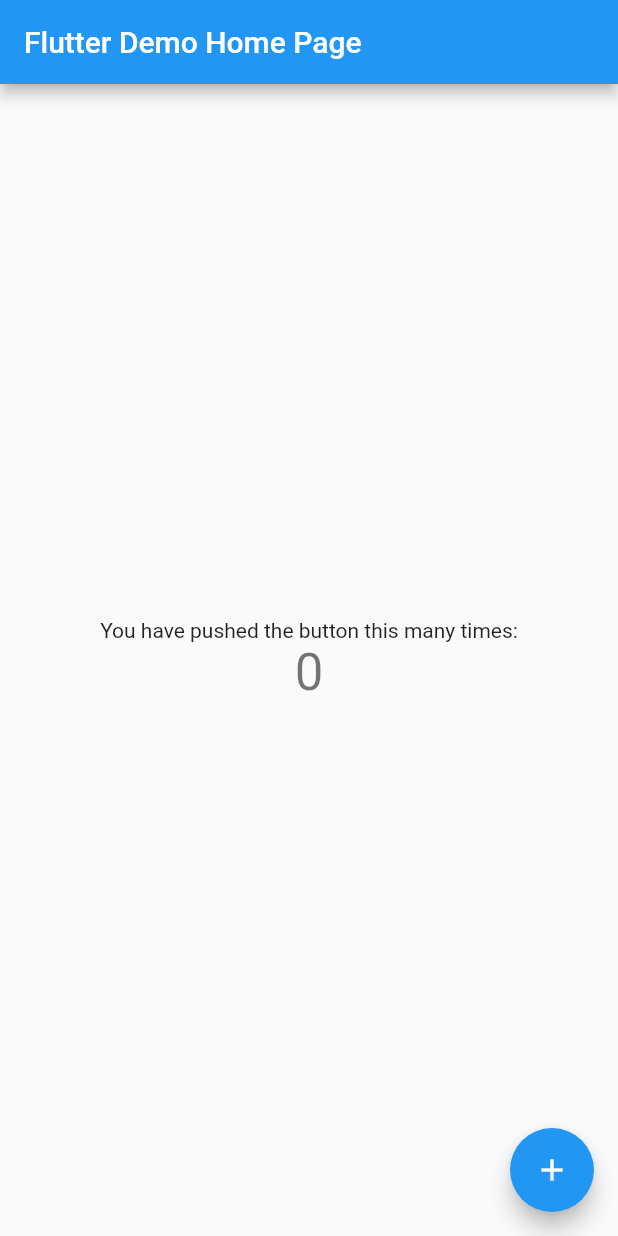
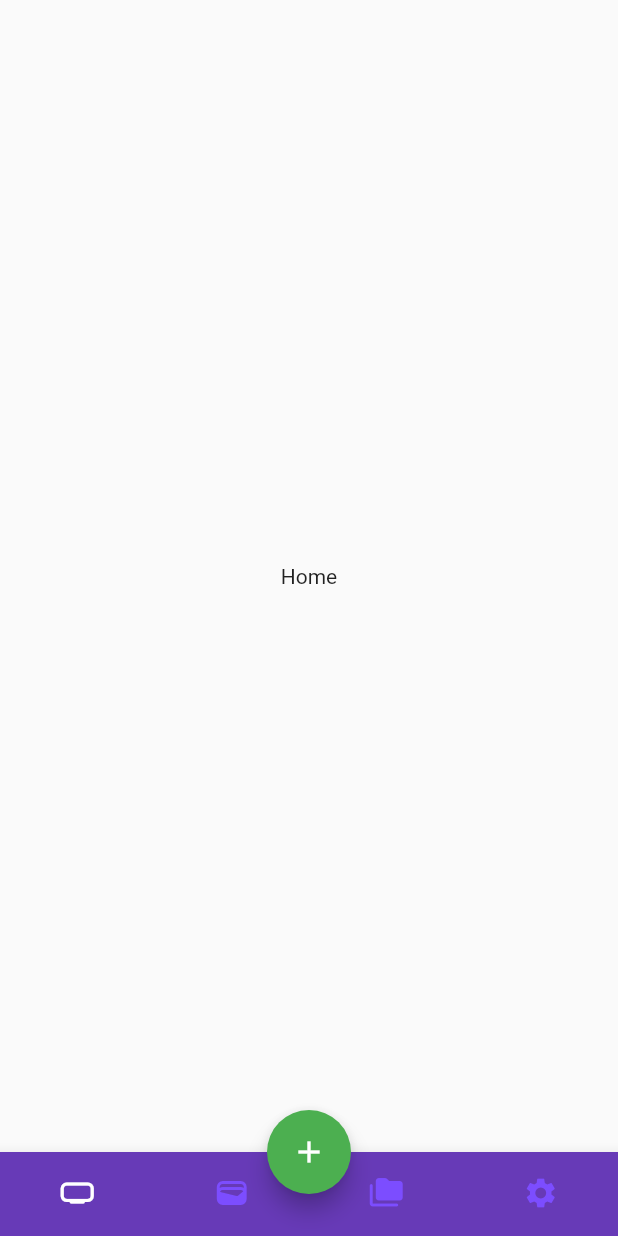
Before and after one commit to foneazmi/Monking, a Flutter app: the screen it shows after launch, on a phone screen of 412 x 824 dp. Run offline on Flutter 3.47's test engine with Material 2 defaults, Android fonts, the phone set to English and light mode, and no system bars.

Commit message:
setup project

```diff
--- a/lib/main.dart
+++ b/lib/main.dart
@@ -1,115 +1,21 @@
 import 'package:flutter/material.dart';
+import 'package:monking/ui/screens/screens.dart';
 
 void main() {
+  WidgetsFlutterBinding.ensureInitialized();
   runApp(const MyApp());
 }
 
 class MyApp extends StatelessWidget {
   const MyApp({Key? key}) : super(key: key);
-
-  // This widget is the root of your application.
   @override
   Widget build(BuildContext context) {
     return MaterialApp(
+      theme: ThemeData(
+        primarySwatch: Colors.deepPurple,
+      ),
       title: 'Flutter Demo',
-      theme: ThemeData(
-        // This is the theme of your application.
-        //
-        // Try running your application with "flutter run". You'll see the
-        // application has a blue toolbar. Then, without quitting the app, try
-        // changing the primarySwatch below to Colors.green and then invoke
-        // "hot reload" (press "r" in the console where you ran "flutter run",
-        // or simply save your changes to "hot reload" in a Flutter IDE).
-        // Notice that the counter didn't reset back to zero; the application
-        // is not restarted.
-        primarySwatch: Colors.blue,
-      ),
-      home: const MyHomePage(title: 'Flutter Demo Home Page'),
+      home: const DashboardScreen(),
     );
   }
 }
-
-class MyHomePage extends StatefulWidget {
-  const MyHomePage({Key? key, required this.title}) : super(key: key);
-
-  // This widget is the home page of your application. It is stateful, meaning
-  // that it has a State object (defined below) that contains fields that affect
-  // how it looks.
-
-  // This class is the configuration for the state. It holds the values (in this
-  // case the title) provided by the parent (in this case the App widget) and
-  // used by the build method of the State. Fields in a Widget subclass are
-  // always marked "final".
-
-  final String title;
-
-  @override
-  State<MyHomePage> createState() => _MyHomePageState();
-}
-
-class _MyHomePageState extends State<MyHomePage> {
-  int _counter = 0;
-
-  void _incrementCounter() {
-    setState(() {
-      // This call to setState tells the Flutter framework that something has
-      // changed in this State, which causes it to rerun the build method below
-      // so that the display can reflect the updated values. If we changed
-      // _counter without calling setState(), then the build method would not be
-      // called again, and so nothing would appear to happen.
-      _counter++;
-    });
-  }
-
-  @override
-  Widget build(BuildContext context) {
-    // This method is rerun every time setState is called, for instance as done
-    // by the _incrementCounter method above.
-    //
-    // The Flutter framework has been optimized to make rerunning build methods
-    // fast, so that you can just rebuild anything that needs updating rather
-    // than having to individually change instances of widgets.
-    return Scaffold(
-      appBar: AppBar(
-        // Here we take the value from the MyHomePage object that was created by
-        // the App.build method, and use it to set our appbar title.
-        title: Text(widget.title),
-      ),
-      body: Center(
-        // Center is a layout widget. It takes a single child and positions it
-        // in the middle of the parent.
-        child: Column(
-          // Column is also a layout widget. It takes a list of children and
-          // arranges them vertically. By default, it sizes itself to fit its
-          // children horizontally, and tries to be as tall as its parent.
-          //
-          // Invoke "debug painting" (press "p" in the console, choose the
-          // "Toggle Debug Paint" action from the Flutter Inspector in Android
-          // Studio, or the "Toggle Debug Paint" command in Visual Studio Code)
-          // to see the wireframe for each widget.
-          //
-          // Column has various properties to control how it sizes itself and
-          // how it positions its children. Here we use mainAxisAlignment to
-          // center the children vertically; the main axis here is the vertical
-          // axis because Columns are vertical (the cross axis would be
-          // horizontal).
-          mainAxisAlignment: MainAxisAlignment.center,
-          children: <Widget>[
-            const Text(
-              'You have pushed the button this many times:',
-            ),
-            Text(
-              '$_counter',
-              style: Theme.of(context).textTheme.headline4,
-            ),
-          ],
-        ),
-      ),
-      floatingActionButton: FloatingActionButton(
-        onPressed: _incrementCounter,
-        tooltip: 'Increment',
-        child: const Icon(Icons.add),
-      ), // This trailing comma makes auto-formatting nicer for build methods.
-    );
-  }
-}
--- /dev/null
+++ b/lib/ui/screens/dashboard/dashboard.dart
@@ -0,0 +1,86 @@
+// ignore_for_file: prefer_const_constructors
+
+part of screens;
+
+class DashboardScreen extends StatefulWidget {
+  const DashboardScreen({Key? key}) : super(key: key);
+  @override
+  DashboardScreenState createState() => DashboardScreenState();
+}
+
+class DashboardScreenState extends State<DashboardScreen> {
+  int _selectedIndex = 0;
+  void _onItemTapped(int index) {
+    setState(() {
+      _selectedIndex = index;
+    });
+  }
+
+  static final List<Widget> _pages = <Widget>[
+    HomeScreen(),
+    LoremScreen(),
+    LoremScreen(),
+    LoremScreen(),
+  ];
+
+  @override
+  Widget build(BuildContext context) {
+    return AnnotatedRegion<SystemUiOverlayStyle>(
+      value: SystemUiOverlayStyle.light,
+      child: Scaffold(
+        backgroundColor: Colors.white,
+        body: Container(
+          child: _pages.elementAt(_selectedIndex),
+        ),
+        floatingActionButton: FloatingActionButton(
+          backgroundColor: Colors.green,
+          onPressed: () {
+            // Navigator.of(context).push(MaterialPageRoute(
+            //     builder:(BuildContext context){
+            //       return DynamicPage('Detail');
+            //     }
+            // ));
+          },
+          tooltip: '',
+          child: Icon(
+            Icons.add,
+          ),
+        ),
+        floatingActionButtonLocation: FloatingActionButtonLocation.centerDocked,
+        bottomNavigationBar: BottomNavigationBar(
+          onTap: _onItemTapped,
+          items: const [
+            BottomNavigationBarItem(
+              icon: Icon(Icons.home_max_rounded),
+              label: 'Home',
+              // backgroundColor: Colors.red,
+            ),
+            BottomNavigationBarItem(
+              icon: Icon(Icons.wallet_rounded),
+              label: 'Lorem',
+              // backgroundColor: Colors.green,
+            ),
+            BottomNavigationBarItem(
+              icon: Icon(Icons.folder_copy_rounded),
+              label: 'Lorem',
+              // backgroundColor: Colors.yellow,
+            ),
+            BottomNavigationBarItem(
+              icon: Icon(Icons.settings),
+              label: 'Lorem',
+              // backgroundColor: Colors.blue,
+            ),
+          ],
+          showSelectedLabels: false,
+          backgroundColor: Colors.deepPurple,
+
+          showUnselectedLabels: false,
+          currentIndex: _selectedIndex,
+          selectedItemColor: Colors.white,
+          unselectedItemColor: Colors.deepPurpleAccent,
+          type: BottomNavigationBarType.fixed, // Fixed
+        ),
+      ),
+    );
+  }
+}
--- /dev/null
+++ b/lib/ui/screens/dashboard/home/home.dart
@@ -0,0 +1,17 @@
+part of screens;
+
+class HomeScreen extends StatelessWidget {
+  const HomeScreen({Key? key}) : super(key: key);
+
+  @override
+  Widget build(BuildContext context) {
+    return const AnnotatedRegion<SystemUiOverlayStyle>(
+      value: SystemUiOverlayStyle.dark,
+      child: Scaffold(
+        body: Center(
+          child: Text('Home'),
+        ),
+      ),
+    );
+  }
+}
--- /dev/null
+++ b/lib/ui/screens/screens.dart
@@ -0,0 +1,10 @@
+library screens;
+
+import 'package:flutter/material.dart';
+import 'package:flutter/services.dart';
+
+part 'splash/splash.dart';
+part 'dashboard/dashboard.dart';
+
+part 'dashboard/lorem/lorem.dart';
+part 'dashboard/home/home.dart';
--- /dev/null
+++ b/lib/ui/widgets/widgets.dart
@@ -0,0 +1,5 @@
+library widgets;
+
+import 'package:flutter/material.dart';
+
+part 'header/home.dart';
--- a/pubspec.yaml
+++ b/pubspec.yaml
@@ -30,8 +30,6 @@
   cupertino_icons: ^1.0.2
   flutter:
     sdk: flutter
-  get: ^4.6.1
-  get_storage: ^2.0.3
 
 dev_dependencies:
   flutter_lints: ^2.0.0
```
Also changed, not shown: lib/ui/screens/dashboard/lorem/lorem.dart (added, +17 -0 lines), lib/ui/screens/splash/splash.dart (added, +31 -0 lines), lib/ui/widgets/header/home.dart (added, +83 -0 lines), pubspec.lock, 3 other files.
